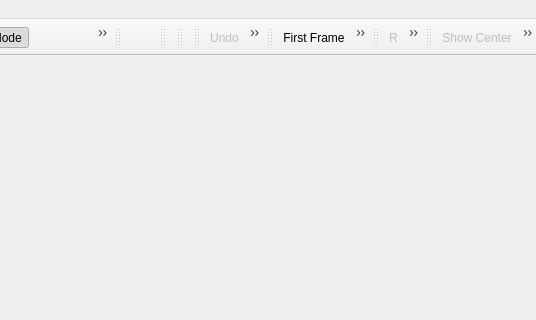
First picture: the form in Applications/Client/MainWindow.ui, repository wildmichael/ParaView3-enhancements-old, before the edit; both pictures show x 384 to 920 and y 0 to 320 of the 920 by 690 pixel window.
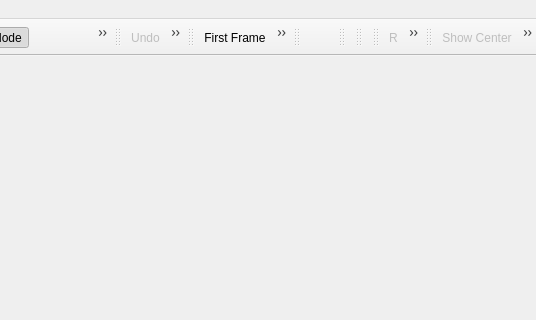
Second picture: the form after the edit. Icons and pictures are not drawn.

Commit message: BUG: Moved toolbars around so that tests work.

What changed in the file:
```diff
--- a/Applications/Client/MainWindow.ui
+++ b/Applications/Client/MainWindow.ui
@@ -260,58 +260,6 @@
    <addaction name="actionMoveMode" />
    <addaction name="actionSelectionMode" />
   </widget>
-  <widget class="QToolBar" name="variableToolbar" >
-   <property name="windowTitle" >
-    <string>Active Variable Controls</string>
-   </property>
-   <property name="orientation" >
-    <enum>Qt::Horizontal</enum>
-   </property>
-   <property name="iconSize" >
-    <size>
-     <width>20</width>
-     <height>22</height>
-    </size>
-   </property>
-   <attribute name="toolBarArea" >
-    <number>4</number>
-   </attribute>
-   <addaction name="actionScalarBarVisibility" />
-  </widget>
-  <widget class="QToolBar" name="representationToolbar" >
-   <property name="windowTitle" >
-    <string>Representation</string>
-   </property>
-   <property name="orientation" >
-    <enum>Qt::Horizontal</enum>
-   </property>
-   <property name="iconSize" >
-    <size>
-     <width>20</width>
-     <height>22</height>
-    </size>
-   </property>
-   <attribute name="toolBarArea" >
-    <number>4</number>
-   </attribute>
-  </widget>
-  <widget class="QToolBar" name="customFilterToolbar" >
-   <property name="windowTitle" >
-    <string>Custom Filter Controls</string>
-   </property>
-   <property name="orientation" >
-    <enum>Qt::Horizontal</enum>
-   </property>
-   <property name="iconSize" >
-    <size>
-     <width>20</width>
-     <height>22</height>
-    </size>
-   </property>
-   <attribute name="toolBarArea" >
-    <number>4</number>
-   </attribute>
-  </widget>
   <widget class="QToolBar" name="undoRedoToolbar" >
    <property name="windowTitle" >
     <string>Undo/Redo Controls</string>
@@ -354,6 +302,58 @@
    <addaction name="actionVCRNextFrame" />
    <addaction name="actionVCRLastFrame" />
   </widget>
+  <widget class="QToolBar" name="variableToolbar" >
+   <property name="windowTitle" >
+    <string>Active Variable Controls</string>
+   </property>
+   <property name="orientation" >
+    <enum>Qt::Horizontal</enum>
+   </property>
+   <property name="iconSize" >
+    <size>
+     <width>20</width>
+     <height>22</height>
+    </size>
+   </property>
+   <attribute name="toolBarArea" >
+    <number>4</number>
+   </attribute>
+   <addaction name="actionScalarBarVisibility" />
+  </widget>
+  <widget class="QToolBar" name="representationToolbar" >
+   <property name="windowTitle" >
+    <string>Representation</string>
+   </property>
+   <property name="orientation" >
+    <enum>Qt::Horizontal</enum>
+   </property>
+   <property name="iconSize" >
+    <size>
+     <width>20</width>
+     <height>22</height>
+    </size>
+   </property>
+   <attribute name="toolBarArea" >
+    <number>4</number>
+   </attribute>
+  </widget>
+  <widget class="QToolBar" name="customFilterToolbar" >
+   <property name="windowTitle" >
+    <string>Custom Filter Controls</string>
+   </property>
+   <property name="orientation" >
+    <enum>Qt::Horizontal</enum>
+   </property>
+   <property name="iconSize" >
+    <size>
+     <width>20</width>
+     <height>22</height>
+    </size>
+   </property>
+   <attribute name="toolBarArea" >
+    <number>4</number>
+   </attribute>
+  </widget>
   <widget class="QToolBar" name="cameraToolbar" >
    <property name="windowTitle" >
     <string>Camera Controls</string>
```
